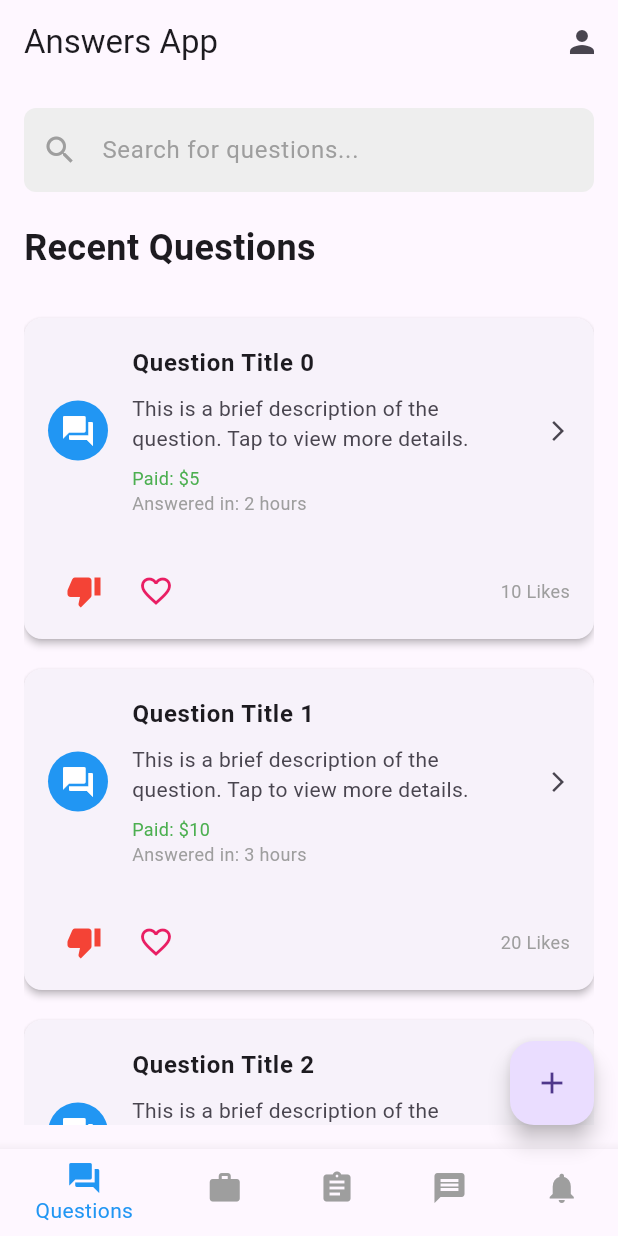
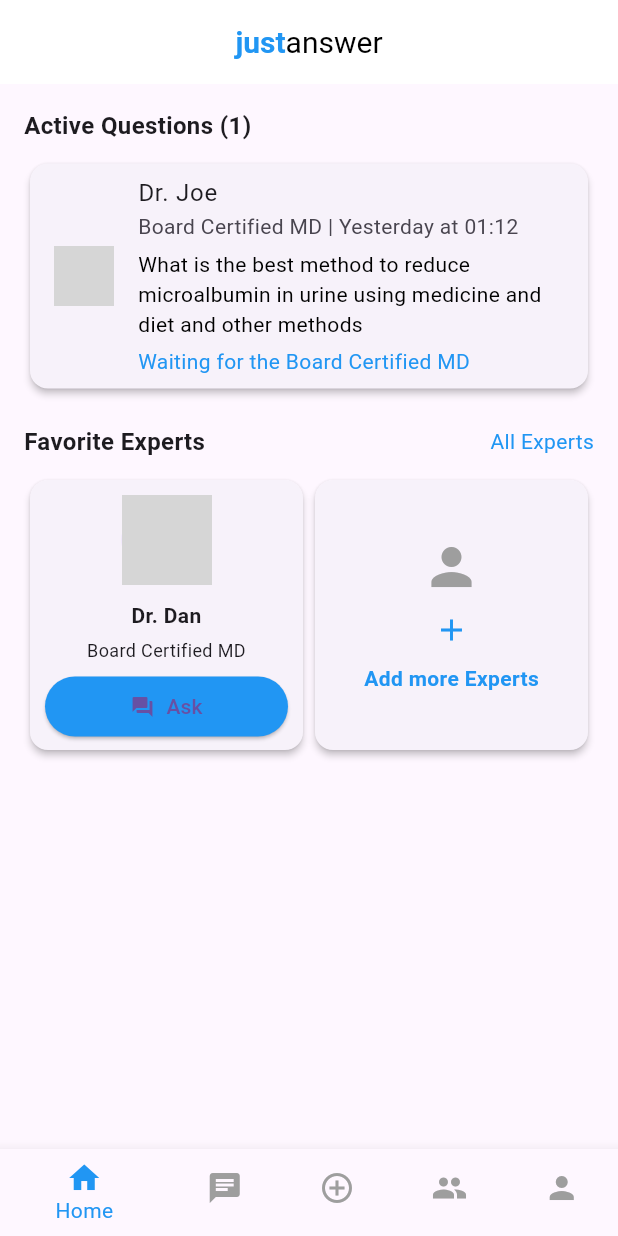
Before and after one commit to cswanjala/questionAnswer, a Flutter app: the screen it shows after launch, on a phone screen of 412 x 824 dp. Run offline on Flutter 3.47's test engine with Material 3 defaults, Android fonts, the phone set to English and light mode, and no system bars; our stand-ins replace fluttertoast; network calls fail; grey boxes are pictures that could not be loaded.

Commit message:
added questions UI

```diff
--- a/lib/main.dart
+++ b/lib/main.dart
@@ -6,7 +6,6 @@
 import 'package:question_nswer/ui/screens/contracts_screen.dart';
 import 'package:question_nswer/ui/screens/alerts_screen.dart';
 import 'package:question_nswer/ui/screens/message_screen.dart';
-import 'package:question_nswer/ui/screens/questions_details_screen.dart';
 
 void main() => runApp(AnswersApp());
 
@@ -15,11 +14,11 @@
   Widget build(BuildContext context) {
     return MaterialApp(
       debugShowCheckedModeBanner: false,
-      title: 'Answers App',
+      title: 'Answers',
       theme: ThemeData(
         primarySwatch: Colors.blue,
       ),
-      home: HomeScreen(),
+      home: JustAnswerClone(),
     );
   }
 }
@@ -34,7 +33,6 @@
 
   // List of screens for each tab
   final List<Widget> _screens = [
-    QuestionsScreen(),
     ProposalsScreen(),
     ContractsScreen(),
     MessagesScreen(),
@@ -52,10 +50,43 @@
   Widget build(BuildContext context) {
     return Scaffold(
       appBar: AppBar(
-        title: Text('Answers App'),
+        title: Row(
+          children: [
+            Icon(Icons.question_answer,
+                color: Colors.white), // Icon next to the title
+            SizedBox(width: 8),
+            Text(
+              'Answers',
+              style: TextStyle(
+                fontWeight: FontWeight.bold,
+                fontSize: 20,
+              ),
+            ),
+          ],
+        ),
+        centerTitle: true,
+        backgroundColor: Colors.deepPurple,
+        elevation: 4, // Slight shadow for a modern look
+        shape: RoundedRectangleBorder(
+          borderRadius: BorderRadius.vertical(
+            bottom: Radius.circular(16), // Rounded bottom edge
+          ),
+        ),
         actions: [
           IconButton(
-            icon: Icon(Icons.person),
+            icon: Icon(Icons.notifications),
+            tooltip: 'Notifications',
+            onPressed: () {
+              // Placeholder for notifications functionality
+            },
+          ),
+          IconButton(
+            icon: CircleAvatar(
+              backgroundImage: AssetImage(
+                  'assets/profile_picture.jpg'), // Replace with a real image
+              radius: 16,
+            ),
+            tooltip: 'Profile',
             onPressed: () {
               Navigator.push(
                 context,
@@ -64,9 +95,11 @@
                 ),
               );
             },
-          )
+          ),
+          SizedBox(width: 8),
         ],
       ),
+
       body: _screens[_selectedIndex], // Display the selected screen
       floatingActionButton: _selectedIndex == 0
           ? FloatingActionButton(
@@ -113,137 +146,186 @@
   }
 }
 
-// Example screen for Questions tab
-class QuestionsScreen extends StatelessWidget {
+class JustAnswerClone extends StatelessWidget {
   @override
   Widget build(BuildContext context) {
-    return Padding(
+    return Scaffold(
+      appBar: AppBar(
+        elevation: 0,
+        backgroundColor: Colors.white,
+        title: Row(
+          mainAxisAlignment: MainAxisAlignment.center,
+          children: [
+            Text(
+              "just",
+              style: TextStyle(color: Colors.blue, fontSize: 20, fontWeight: FontWeight.bold),
+            ),
+            Text(
+              "answer",
+              style: TextStyle(color: Colors.black, fontSize: 20),
+            ),
+          ],
+        ),
+        centerTitle: true,
+      ),
+      body: SingleChildScrollView(
+        child: Padding(
           padding: const EdgeInsets.all(16.0),
           child: Column(
             crossAxisAlignment: CrossAxisAlignment.start,
             children: [
-          // Search Bar
-          TextField(
-            decoration: InputDecoration(
-              filled: true,
-              fillColor: Colors.grey[200],
-              prefixIcon: Icon(Icons.search, color: Colors.grey),
-              hintText: 'Search for questions...',
-              hintStyle: TextStyle(color: Colors.grey),
-              border: OutlineInputBorder(
-                borderRadius: BorderRadius.circular(8.0),
-                borderSide: BorderSide.none,
+              // Active Questions Section
+              Text(
+                "Active Questions (1)",
+                style: TextStyle(fontWeight: FontWeight.bold, fontSize: 16),
+              ),
+              SizedBox(height: 10),
+              Card(
+                elevation: 2,
+                child: ListTile(
+                  leading: CircleAvatar(
+                    backgroundImage: NetworkImage('https://via.placeholder.com/150'), // Replace with actual image URL
+                  ),
+                  title: Text("Dr. Joe"),
+                  subtitle: Column(
+                    crossAxisAlignment: CrossAxisAlignment.start,
+                    children: [
+                      Text("Board Certified MD | Yesterday at 01:12"),
+                      SizedBox(height: 5),
+                      Text(
+                        "What is the best method to reduce microalbumin in urine using medicine and diet and other methods",
+                        style: TextStyle(color: Colors.black),
+                      ),
+                      SizedBox(height: 5),
+                      Text(
+                        "Waiting for the Board Certified MD",
+                        style: TextStyle(color: Colors.blue),
+                      ),
+                    ],
                   ),
                 ),
               ),
               SizedBox(height: 20),
-          // Recent Questions Header
-          Text(
-            'Recent Questions',
-            style: TextStyle(
-              fontSize: 24,
-              fontWeight: FontWeight.bold,
-            ),
-          ),
-          SizedBox(height: 20),
-          // Modern ListView for Questions
-          Expanded(
-            child: ListView.builder(
-              itemCount: 10,
-              itemBuilder: (context, index) {
-                return Card(
-                  elevation: 2,
-                  margin: EdgeInsets.symmetric(vertical: 10),
-                  shape: RoundedRectangleBorder(
-                    borderRadius: BorderRadius.circular(12),
-                  ),
-                  child: Column(
-                    children: [
-                      ListTile(
-                        contentPadding: EdgeInsets.symmetric(
-                          vertical: 10,
-                          horizontal: 16,
-                        ),
-                        leading: CircleAvatar(
-                          backgroundColor: Colors.blue,
-                          child:
-                              Icon(Icons.question_answer, color: Colors.white),
-                        ),
-                        title: Text(
-                          'Question Title $index',
-                          style: TextStyle(
-                            fontWeight: FontWeight.bold,
-                          ),
-                        ),
-                        subtitle: Padding(
-                          padding: const EdgeInsets.only(top: 8.0),
-                          child: Column(
-                            crossAxisAlignment: CrossAxisAlignment.start,
+              // Favorite Experts Section
+              Row(
+                mainAxisAlignment: MainAxisAlignment.spaceBetween,
                 children: [
                   Text(
-                                'This is a brief description of the question. Tap to view more details.',
-                                maxLines: 2,
-                                overflow: TextOverflow.ellipsis,
+                    "Favorite Experts",
+                    style: TextStyle(fontWeight: FontWeight.bold, fontSize: 16),
                   ),
-                              SizedBox(height: 8),
-                              Text('Paid: \$${(index + 1) * 5}',
-                                  style: TextStyle(
-                                      fontSize: 12, color: Colors.green)),
-                              Text('Answered in: ${index + 2} hours',
-                                  style: TextStyle(
-                                      fontSize: 12, color: Colors.grey)),
+                  Text(
+                    "All Experts",
+                    style: TextStyle(color: Colors.blue),
+                  ),
+                ],
+              ),
+              SizedBox(height: 10),
+              Row(
+                mainAxisAlignment: MainAxisAlignment.spaceBetween,
+                children: [
+                  _buildExpertCard("Dr. Dan", "Board Certified MD"),
+                  _buildAddMoreExpertsCard(),
+                ],
+              ),
             ],
           ),
         ),
-                        trailing: Icon(Icons.arrow_forward_ios, size: 16),
-                        onTap: () {
-                          Navigator.push(
-                            context,
-                            MaterialPageRoute(
-                              builder: (context) =>
-                                  QuestionDetailScreen(questionIndex: index),
+      ),
+      bottomNavigationBar: BottomNavigationBar(
+        selectedItemColor: Colors.blue,
+        unselectedItemColor: Colors.grey,
+        items: [
+          BottomNavigationBarItem(icon: Icon(Icons.home), label: "Home"),
+          BottomNavigationBarItem(icon: Icon(Icons.chat), label: "Inbox"),
+          BottomNavigationBarItem(icon: Icon(Icons.add_circle_outline), label: "Ask now"),
+          BottomNavigationBarItem(icon: Icon(Icons.group), label: "Experts"),
+          BottomNavigationBarItem(icon: Icon(Icons.person), label: "Account"),
+        ],
       ),
     );
-                        },
+  }
+
+  // Helper method to create an expert card
+  Widget _buildExpertCard(String name, String title) {
+    return Expanded(
+      child: Card(
+        elevation: 2,
+        child: Container(
+          height: 180,
+          padding: EdgeInsets.symmetric(vertical: 10, horizontal: 10),
+          child: Column(
+            mainAxisAlignment: MainAxisAlignment.center,
+            children: [
+              CircleAvatar(
+                backgroundImage: NetworkImage('https://via.placeholder.com/150'), // Replace with actual image URL
+                radius: 30,
               ),
-                      Padding(
-                        padding: const EdgeInsets.symmetric(
-                            horizontal: 16.0, vertical: 8.0),
-                        child: Row(
-                          mainAxisAlignment: MainAxisAlignment.spaceBetween,
-                          children: [
-                            Row(
-                              children: [
-                                IconButton(
-                                  icon:
-                                      Icon(Icons.thumb_down, color: Colors.red),
-                                  onPressed: () {
-                                    // Handle dislike logic
-                                  },
+              SizedBox(height: 10),
+              Text(
+                name,
+                style: TextStyle(fontWeight: FontWeight.bold),
+                textAlign: TextAlign.center,
               ),
-                                IconButton(
-                                  icon: Icon(Icons.favorite_border,
-                                      color: Colors.pink),
-                                  onPressed: () {
-                                    // Handle like logic
-                                  },
+              SizedBox(height: 5),
+              Text(
+                title,
+                textAlign: TextAlign.center,
+                style: TextStyle(fontSize: 12),
               ),
-                              ],
+              SizedBox(height: 5),
+              SizedBox(
+                width: double.infinity, // Ensures the button takes up the card's width
+                child: ElevatedButton.icon(
+                  onPressed: () {},
+                  icon: Icon(Icons.question_answer, size: 16),
+                  label: Text("Ask", style: TextStyle(fontSize: 14)),
+                  style: ElevatedButton.styleFrom(
+                    backgroundColor: Colors.blue,
+                    padding: EdgeInsets.symmetric(vertical: 10),
                   ),
-                            Text('${(index + 1) * 10} Likes',
-                                style: TextStyle(
-                                    fontSize: 12, color: Colors.grey)),
-                          ],
                 ),
               ),
             ],
           ),
+        ),
+      ),
     );
-              },
+  }
+
+  // Helper method to create the "Add More Experts" card
+  Widget _buildAddMoreExpertsCard() {
+    return Expanded(
+      child: Card(
+        elevation: 2,
+        child: Container(
+          height: 180,
+          padding: EdgeInsets.symmetric(vertical: 10, horizontal: 10),
+          child: Column(
+            mainAxisAlignment: MainAxisAlignment.center,
+            children: [
+              Icon(Icons.person, size: 40, color: Colors.grey),
+              SizedBox(height: 10),
+              Icon(Icons.add, size: 24, color: Colors.blue),
+              SizedBox(height: 10),
+              Row(
+                mainAxisAlignment: MainAxisAlignment.center,
+                children: [
+                  Text(
+                    "Add more Experts",
+                    textAlign: TextAlign.center,
+                    style: TextStyle(
+                      fontSize: 14,
+                      color: Colors.blue,
+                      fontWeight: FontWeight.bold,
                     ),
                   ),
                 ],
               ),
+            ],
+          ),
+        ),
+      ),
     );
   }
 }
--- a/pubspec.yaml
+++ b/pubspec.yaml
@@ -59,9 +59,9 @@
   uses-material-design: true
 
   # To add assets to your application, add an assets section, like this:
-  # assets:
-  #   - images/a_dot_burr.jpeg
-  #   - images/a_dot_ham.jpeg
+  assets:
+    - assets/profile_picture.jpg
+
 
   # An image asset can refer to one or more resolution-specific "variants", see
   # https://flutter.dev/to/resolution-aware-images
```
Also changed, not shown: 1 other file. Lines whose indentation alone changed are shown as unchanged.
